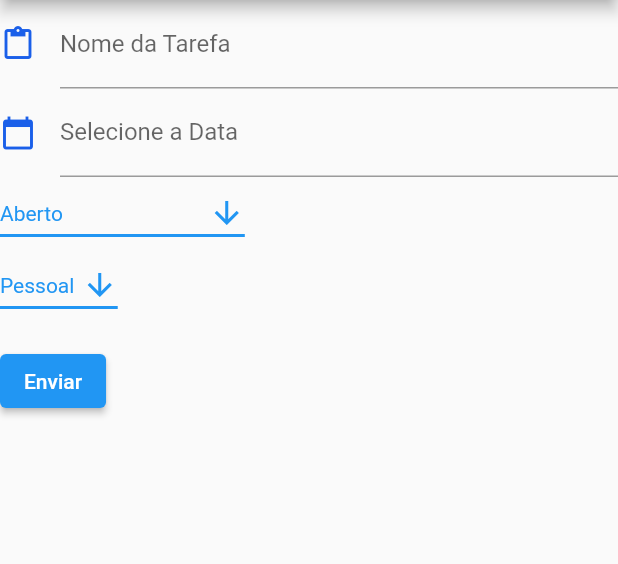
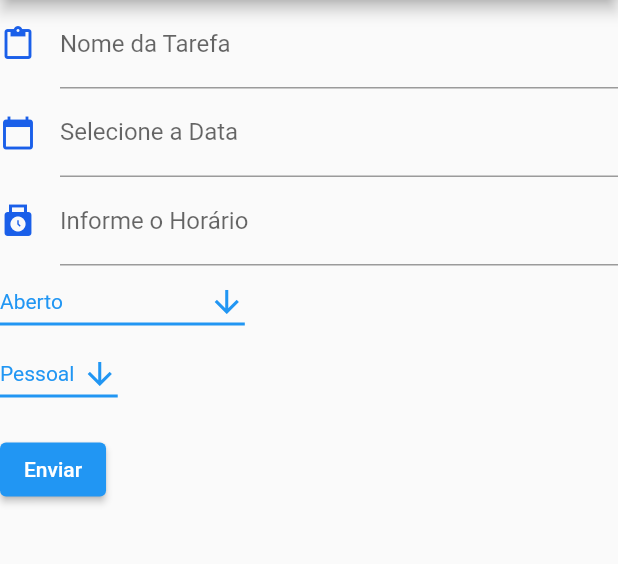
Before and after one commit to lucasvt/tarefas, a Flutter app: the screen it shows after launch, after a tap on "Adicionar Nova tarefa", on a phone screen of 412 x 824 dp, the part 84-648 px from its top. Run offline on Flutter 3.47's test engine with Material 2 defaults, Android fonts, the phone set to English and light mode, and no system bars.

Commit message:
TextFormField retirado errado

```diff
--- a/lib/adcionar_tarefas.dart
+++ b/lib/adcionar_tarefas.dart
@@ -60,6 +60,14 @@ class MyCustomFormState extends State<MyCustomForm> {
               hintText: 'Informe a data da Data',
               labelText: 'Selecione a Data',
               icon: const Icon(Icons.calendar_today,
+                  color: Color.fromARGB(255, 26, 95, 233)),
+            ),
+          ),
+          TextFormField(
+            decoration: const InputDecoration(
+              hintText: 'Informe o horário da tarefa',
+              labelText: 'Informe o Horário',
+              icon: const Icon(Icons.punch_clock,
                   color: Color.fromARGB(255, 26, 95, 233)),
             ),
           ),
```
